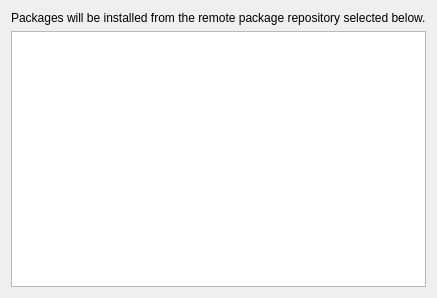
Old version of the form Libraries/MiKTeX/UI/Qt/SiteWizRemote.ui in the repository Amaterasu27/miktex.
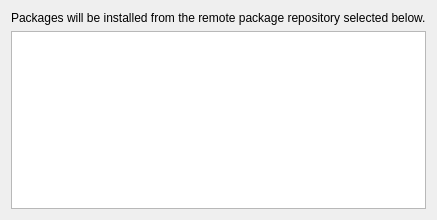
New version of the form.

The edit to the form file:
```diff
--- a/Libraries/MiKTeX/UI/Qt/SiteWizRemote.ui
+++ b/Libraries/MiKTeX/UI/Qt/SiteWizRemote.ui
@@ -7,7 +7,7 @@
     <x>0</x>
     <y>0</y>
     <width>400</width>
-    <height>298</height>
+    <height>220</height>
    </rect>
   </property>
   <layout class="QVBoxLayout" >
```
